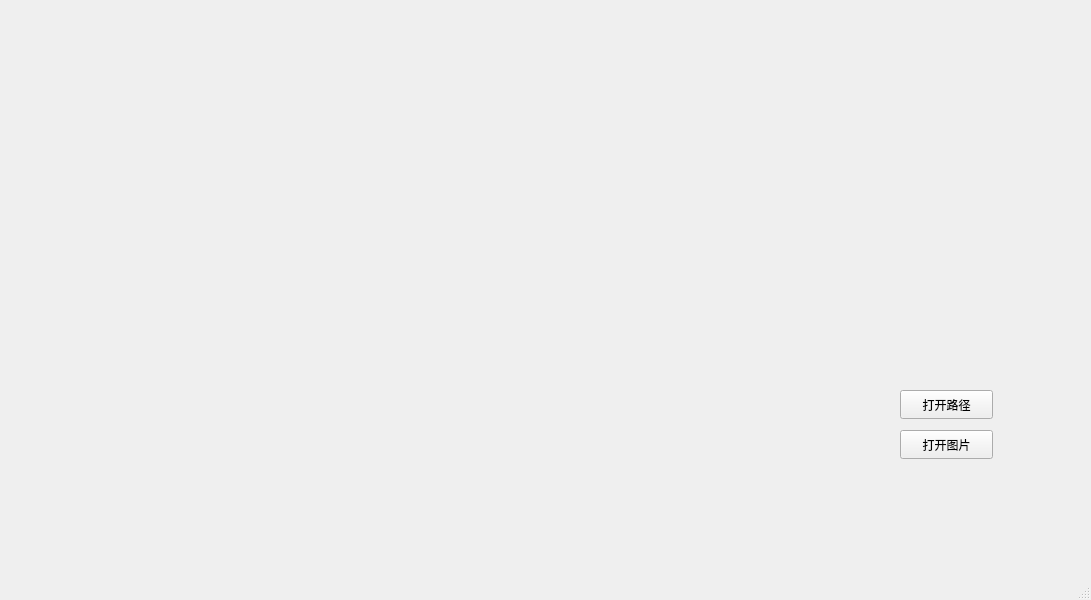
Above: QT-Source/change-view/udm.ui from losehu/RUBO-UDIPM before the change. Below: the same form after it.
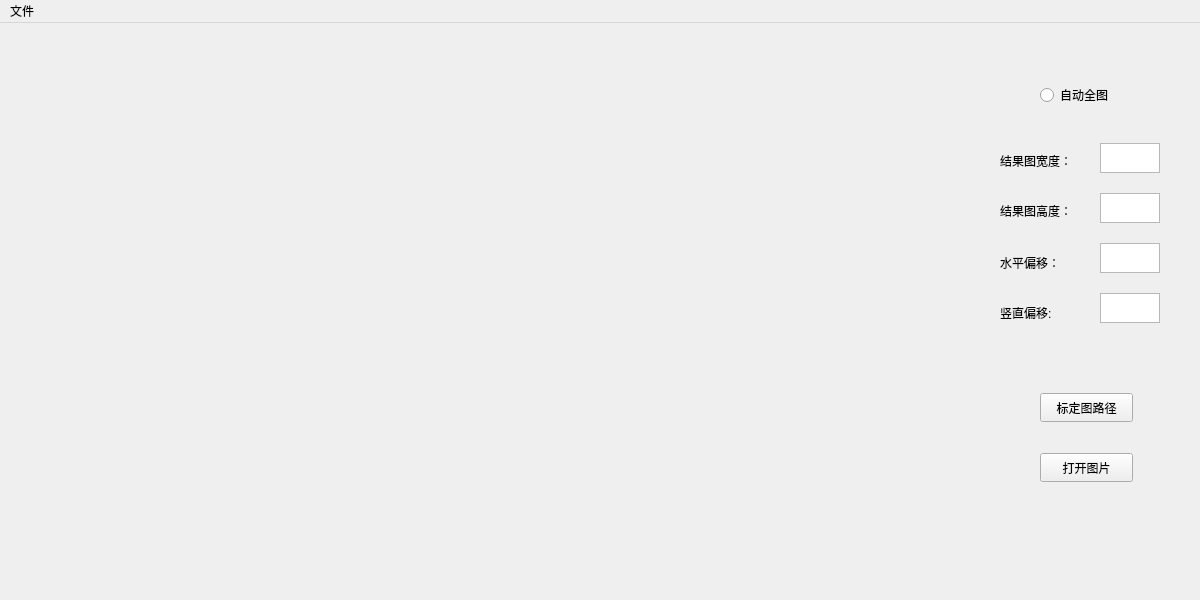
That is the form after the change.

The edit to the form file:
```diff
--- a/QT-Source/change-view/udm.ui
+++ b/QT-Source/change-view/udm.ui
@@ -6,7 +6,7 @@
    <rect>
     <x>0</x>
     <y>0</y>
-    <width>1091</width>
+    <width>1200</width>
     <height>600</height>
    </rect>
   </property>
@@ -17,10 +17,10 @@
    <widget class="QLabel" name="label_pic1">
     <property name="geometry">
      <rect>
-      <x>30</x>
-      <y>10</y>
-      <width>641</width>
-      <height>481</height>
+      <x>0</x>
+      <y>0</y>
+      <width>940</width>
+      <height>600</height>
      </rect>
     </property>
     <property name="text">
@@ -30,8 +30,8 @@
    <widget class="QLabel" name="label_tips">
     <property name="geometry">
      <rect>
-      <x>10</x>
-      <y>520</y>
+      <x>20</x>
+      <y>550</y>
       <width>811</width>
       <height>20</height>
      </rect>
@@ -43,20 +43,20 @@
    <widget class="QPushButton" name="pushButton_opendir">
     <property name="geometry">
      <rect>
-      <x>900</x>
-      <y>390</y>
+      <x>1040</x>
+      <y>370</y>
       <width>93</width>
       <height>29</height>
      </rect>
     </property>
     <property name="text">
-     <string>打开路径</string>
+     <string>标定图路径</string>
     </property>
    </widget>
    <widget class="QPushButton" name="pushButton_openpic">
     <property name="geometry">
      <rect>
-      <x>900</x>
+      <x>1040</x>
       <y>430</y>
       <width>93</width>
       <height>29</height>
@@ -66,18 +66,155 @@
      <string>打开图片</string>
     </property>
    </widget>
+   <widget class="QTextEdit" name="text_width">
+    <property name="geometry">
+     <rect>
+      <x>1100</x>
+      <y>120</y>
+      <width>60</width>
+      <height>30</height>
+     </rect>
+    </property>
+   </widget>
+   <widget class="QTextEdit" name="text_high">
+    <property name="geometry">
+     <rect>
+      <x>1100</x>
+      <y>170</y>
+      <width>60</width>
+      <height>30</height>
+     </rect>
+    </property>
+   </widget>
+   <widget class="QTextEdit" name="text_x">
+    <property name="geometry">
+     <rect>
+      <x>1100</x>
+      <y>220</y>
+      <width>60</width>
+      <height>30</height>
+     </rect>
+    </property>
+   </widget>
+   <widget class="QTextEdit" name="text_y">
+    <property name="geometry">
+     <rect>
+      <x>1100</x>
+      <y>270</y>
+      <width>60</width>
+      <height>30</height>
+     </rect>
+    </property>
+   </widget>
+   <widget class="QRadioButton" name="radioButton_pic">
+    <property name="geometry">
+     <rect>
+      <x>1040</x>
+      <y>60</y>
+      <width>118</width>
+      <height>24</height>
+     </rect>
+    </property>
+    <property name="text">
+     <string>自动全图</string>
+    </property>
+   </widget>
+   <widget class="QLabel" name="label_width">
+    <property name="geometry">
+     <rect>
+      <x>1000</x>
+      <y>130</y>
+      <width>91</width>
+      <height>16</height>
+     </rect>
+    </property>
+    <property name="text">
+     <string>结果图宽度：</string>
+    </property>
+   </widget>
+   <widget class="QLabel" name="label_high">
+    <property name="geometry">
+     <rect>
+      <x>1000</x>
+      <y>180</y>
+      <width>91</width>
+      <height>16</height>
+     </rect>
+    </property>
+    <property name="text">
+     <string>结果图高度：</string>
+    </property>
+   </widget>
+   <widget class="QLabel" name="label_x">
+    <property name="geometry">
+     <rect>
+      <x>1000</x>
+      <y>230</y>
+      <width>69</width>
+      <height>20</height>
+     </rect>
+    </property>
+    <property name="text">
+     <string>水平偏移：</string>
+    </property>
+   </widget>
+   <widget class="QLabel" name="label_y">
+    <property name="geometry">
+     <rect>
+      <x>1000</x>
+      <y>280</y>
+      <width>69</width>
+      <height>20</height>
+     </rect>
+    </property>
+    <property name="text">
+     <string>竖直偏移:</string>
+    </property>
+   </widget>
   </widget>
   <widget class="QMenuBar" name="menubar">
    <property name="geometry">
     <rect>
      <x>0</x>
      <y>0</y>
-     <width>1091</width>
+     <width>1200</width>
      <height>26</height>
     </rect>
    </property>
+   <widget class="QMenu" name="menu">
+    <property name="title">
+     <string>文件</string>
+    </property>
+    <addaction name="action"/>
+    <addaction name="back"/>
+    <addaction name="exit"/>
+   </widget>
+   <addaction name="menu"/>
   </widget>
-  <widget class="QStatusBar" name="statusbar"/>
+  <action name="back">
+   <property name="text">
+    <string>返回</string>
+   </property>
+   <property name="shortcut">
+    <string>Ctrl+B</string>
+   </property>
+  </action>
+  <action name="exit">
+   <property name="text">
+    <string>退出</string>
+   </property>
+   <property name="shortcut">
+    <string>Ctrl+Q</string>
+   </property>
+  </action>
+  <action name="action">
+   <property name="text">
+    <string>关于</string>
+   </property>
+   <property name="shortcut">
+    <string>Ctrl+A</string>
+   </property>
+  </action>
  </widget>
  <resources/>
  <connections/>
```
